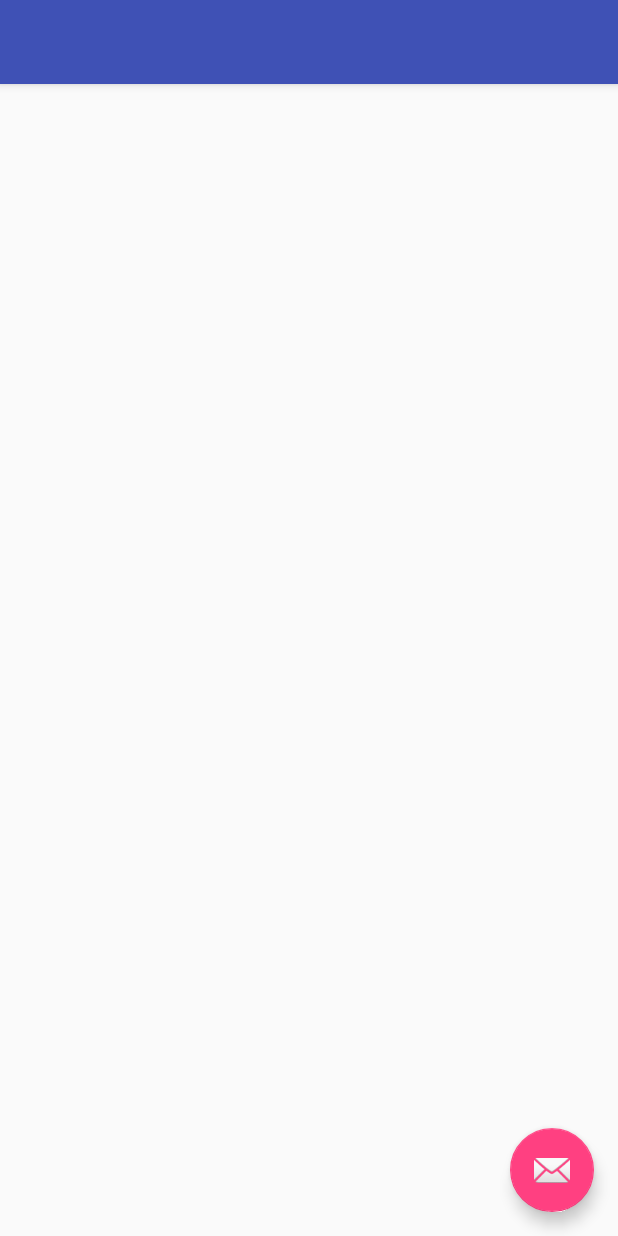
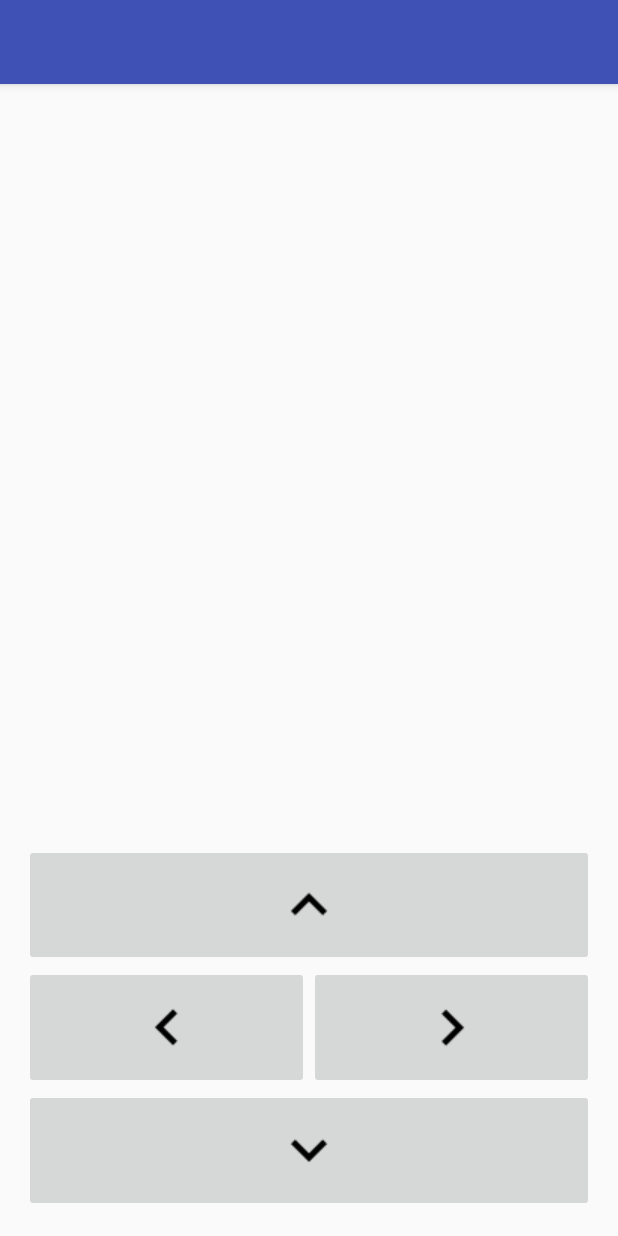
Before and after one commit to Radwolf/BluetoothSerial, an Android app: the screen it shows after launch (ConnectTest), on a phone screen of 412 x 824 dp. Run offline under Robolectric (Android 15) with nearby library versions, the phone set to English and light mode, and no system bars.

```diff
--- a/app/src/main/java/org/rul/bluetoothserial/ConnectTest.java
+++ b/app/src/main/java/org/rul/bluetoothserial/ConnectTest.java
@@ -16,8 +16,7 @@ import android.content.Intent;
 import android.os.Bundle;
 import android.util.Log;
 import android.view.View;
-import android.view.View.OnClickListener;
-import android.widget.Button;
+import android.widget.ImageButton;
 import android.widget.TextView;
 import android.widget.Toast;
 
@@ -25,6 +24,10 @@ public class ConnectTest extends Activity {
     private static final String TAG = "ConnectTest";
 
     TextView tvLogsBluetooth;
+    ImageButton buttonForward;
+    ImageButton buttonLeft;
+    ImageButton buttonRight;
+    ImageButton buttonBackward;
 
     private static final int REQUEST_ENABLE_BT = 1;
     private BluetoothAdapter btAdapter = null;
@@ -50,6 +53,11 @@ public class ConnectTest extends Activity {
         setContentView(R.layout.activity_main);
 
         tvLogsBluetooth = (TextView) findViewById(R.id.out);
+        buttonForward = (ImageButton) findViewById(R.id.buttonForward);
+        buttonLeft = (ImageButton) findViewById(R.id.buttonLeft);
+        buttonRight = (ImageButton) findViewById(R.id.buttonRight);
+        buttonBackward = (ImageButton) findViewById(R.id.buttonBackward);
+
         btAdapter = BluetoothAdapter.getDefaultAdapter();
         Set<BluetoothDevice> devices = btAdapter.getBondedDevices();
         checkBTState();
@@ -60,8 +68,8 @@ public class ConnectTest extends Activity {
             createConnection();
             //sendData("a");
 
-            MeMotorAPI motorD = new MeMotorAPI("MotorDerecho", MeModuleAPI.PORT_M1);
-            motorD.writeCommand(1, MeModuleAPI.WRITEMODULE, 0, 100);
+            MeMotorCommunication motorD = new MeMotorCommunication("MotorDerecho", MeModuleCommunication.PORT_M1);
+            motorD.writeCommand(1, MeModuleCommunication.WRITEMODULE, 0, 100);
 
             byte[] commandBytes = motorD.commandToByteArray();
 
@@ -69,23 +77,21 @@ public class ConnectTest extends Activity {
             tvLogsBluetooth.append(String.format("\n%s", motorD.readCommand(commandBytes)));
         }
 
-  /*      btnOn.setOnClickListener(new OnClickListener() {
-            public void onClick(View v) {
-                sendData("1");
-                Toast msg = Toast.makeText(getBaseContext(),
-                        "You have clicked On", Toast.LENGTH_SHORT);
-                msg.show();
+        buttonForward.setOnClickListener(new View.OnClickListener() {
+
+            public void onClick(View button) {
+                //Set the button's appearance
+                button.setSelected(!button.isSelected());
+
+                if (button.isSelected()) {
+                    tvLogsBluetooth.append("\nPulso el botón avanzar");
+                } else {
+                    tvLogsBluetooth.append("\nSuelto el botón avanzar");
+                }
+
             }
+
         });
-
-        btnOff.setOnClickListener(new OnClickListener() {
-            public void onClick(View v) {
-                sendData("0");
-                Toast msg = Toast.makeText(getBaseContext(),
-                        "You have clicked Off", Toast.LENGTH_SHORT);
-                msg.show();
-            }
-        });*/
     }
 
     private void createConnection(){
--- a/app/src/main/java/org/rul/bluetoothserial/MeModuleAPI.java
+++ b/app/src/main/java/org/rul/bluetoothserial/MeModuleCommunication.java
@@ -9,7 +9,7 @@ import java.util.Arrays;
 /**
  * Created by rgonzalez on 12/05/2016.
  */
-public class MeModuleAPI {
+public class MeModuleCommunication {
 
     public static final int COMMAND_PARAMETER_PREFIX1 = 0;
     public static final int COMMAND_PARAMETER_PREFIX2 = 1;
@@ -79,7 +79,7 @@ public class MeModuleAPI {
 
     public int[] command;
 
-    public MeModuleAPI(String name, int length){
+    public MeModuleCommunication(String name, int length){
         this.name = name;
         this.length = length;
         this.command = new int[length + 3];
--- a/app/src/main/res/layout/activity_main.xml
+++ b/app/src/main/res/layout/activity_main.xml
@@ -23,12 +23,4 @@
 
     <include layout="@layout/content_main" />
 
-    <android.support.design.widget.FloatingActionButton
-        android:id="@+id/fab"
-        android:layout_width="wrap_content"
-        android:layout_height="wrap_content"
-        android:layout_gravity="bottom|end"
-        android:layout_margin="@dimen/fab_margin"
-        android:src="@android:drawable/ic_dialog_email" />
-
 </android.support.design.widget.CoordinatorLayout>
--- a/app/src/main/res/layout/content_main.xml
+++ b/app/src/main/res/layout/content_main.xml
@@ -1,5 +1,5 @@
 <?xml version="1.0" encoding="utf-8"?>
-<RelativeLayout xmlns:android="http://schemas.android.com/apk/res/android"
+<LinearLayout xmlns:android="http://schemas.android.com/apk/res/android"
     xmlns:app="http://schemas.android.com/apk/res-auto"
     xmlns:tools="http://schemas.android.com/tools"
     android:layout_width="match_parent"
@@ -10,12 +10,49 @@
     android:paddingTop="@dimen/activity_vertical_margin"
     app:layout_behavior="@string/appbar_scrolling_view_behavior"
     tools:context="org.rul.bluetoothserial.ConnectTest"
+    android:orientation="vertical"
     tools:showIn="@layout/activity_main">
-
 
         <TextView
             android:id="@+id/out"
             android:layout_width="wrap_content"
-            android:layout_height="wrap_content"/>
+            android:layout_height="0dp"
+            android:layout_weight="2"/>
+        <LinearLayout
+            android:layout_width="match_parent"
+            android:layout_height="0dp"
+            android:layout_weight="1"
+            android:orientation="vertical">
+                <ImageButton
+                    android:id="@+id/buttonForward"
+                    android:layout_width="match_parent"
+                    android:layout_height="0dp"
+                    android:layout_weight="1"
+                    android:src="@drawable/ic_keyboard_arrow_up_black_24dp" />
+                <LinearLayout
+                    android:layout_width="match_parent"
+                    android:layout_height="0dp"
+                    android:layout_weight="1"
+                    android:orientation="horizontal">
+                        <ImageButton
+                            android:id="@+id/buttonLeft"
+                            android:layout_width="0dp"
+                            android:layout_height="match_parent"
+                            android:layout_weight="1"
+                            android:src="@drawable/ic_keyboard_arrow_left_black_24dp"/>
+                        <ImageButton
+                            android:id="@+id/buttonRight"
+                            android:layout_width="0dp"
+                            android:layout_height="match_parent"
+                            android:layout_weight="1"
+                            android:src="@drawable/ic_keyboard_arrow_right_black_24dp"/>
+                </LinearLayout>
+                <ImageButton
+                    android:id="@+id/buttonBackward"
+                    android:layout_width="match_parent"
+                    android:layout_height="0dp"
+                    android:layout_weight="1"
+                    android:src="@drawable/ic_keyboard_arrow_down_black_24dp"/>
+        </LinearLayout>
 
-</RelativeLayout>
+</LinearLayout>
```
Also changed, not shown: app/src/main/java/org/rul/bluetoothserial/MeMotorAPI.java (+88 -28 lines), app/src/main/java/org/rul/bluetoothserial/MeMotorCommunication.java (added, +40 -0 lines), app/src/main/res/drawable/ic_keyboard_arrow_down_black_24dp.png (added), app/src/main/res/drawable/ic_keyboard_arrow_left_black_24dp.png (added), app/src/main/res/drawable/ic_keyboard_arrow_right_black_24dp.png (added), app/src/main/res/drawable/ic_keyboard_arrow_up_black_24dp.png (added).
